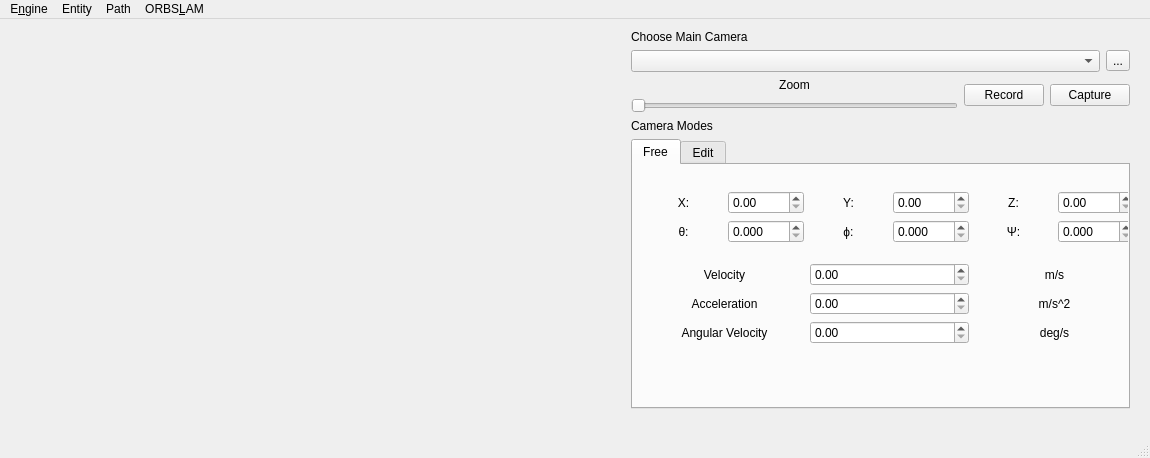
Above: mainwindow.ui from leejaeyong7/QTVOSim before the change. Below: the same form after it.
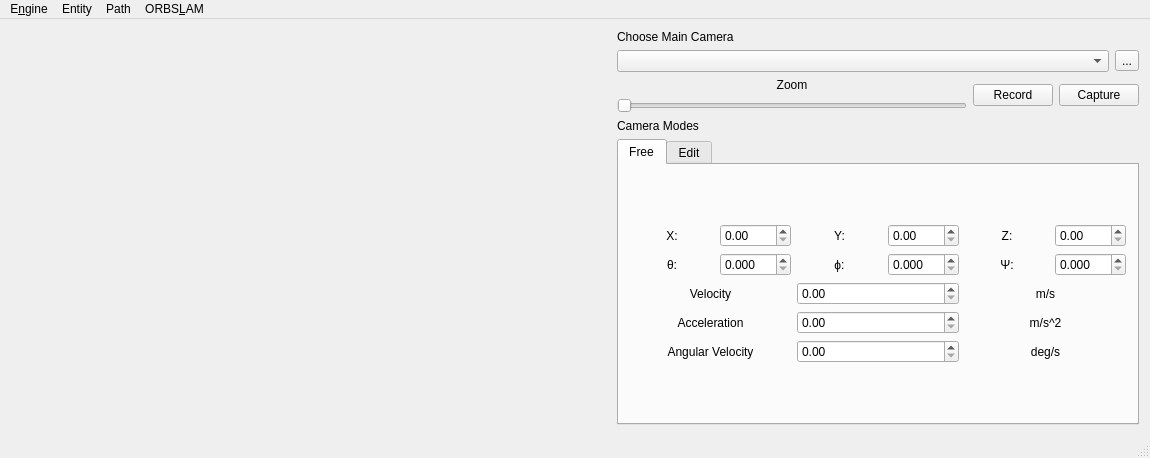
That is the form after the change. The open tabs and pages were chosen to show the change.

```diff
--- a/mainwindow.ui
+++ b/mainwindow.ui
@@ -14,25 +14,8 @@
    <string>MainWindow</string>
   </property>
   <widget class="QWidget" name="centralWidget">
-   <widget class="QWidget" name="irrlichtContainer" native="true">
-    <property name="geometry">
-     <rect>
-      <x>10</x>
-      <y>0</y>
-      <width>600</width>
-      <height>400</height>
-     </rect>
-    </property>
-   </widget>
-   <widget class="QWidget" name="layoutWidget">
-    <property name="geometry">
-     <rect>
-      <x>620</x>
-      <y>0</y>
-      <width>521</width>
-      <height>401</height>
-     </rect>
-    </property>
+   <layout class="QGridLayout" name="gridLayout_4">
+    <item row="0" column="1">
     <layout class="QVBoxLayout" name="verticalLayout_7">
      <item>
       <layout class="QVBoxLayout" name="verticalLayout_3">
@@ -40,6 +23,12 @@
         <layout class="QVBoxLayout" name="mainCameraSelector">
          <item>
           <widget class="QLabel" name="label">
+            <property name="sizePolicy">
+             <sizepolicy hsizetype="Expanding" vsizetype="Preferred">
+              <horstretch>0</horstretch>
+              <verstretch>0</verstretch>
+             </sizepolicy>
+            </property>
            <property name="text">
             <string>Choose Main Camera</string>
            </property>
@@ -48,7 +37,14 @@
          <item>
           <layout class="QHBoxLayout" name="horizontalLayout_2">
            <item>
-            <widget class="QComboBox" name="mainCameraComboBox"/>
+             <widget class="QComboBox" name="mainCameraComboBox">
+              <property name="sizePolicy">
+               <sizepolicy hsizetype="Expanding" vsizetype="Fixed">
+                <horstretch>0</horstretch>
+                <verstretch>0</verstretch>
+               </sizepolicy>
+              </property>
+             </widget>
            </item>
            <item>
             <widget class="QToolButton" name="mainCameraSettingsButton">
@@ -68,7 +64,7 @@
            <item>
             <widget class="QLabel" name="label_2">
              <property name="sizePolicy">
-              <sizepolicy hsizetype="Preferred" vsizetype="Preferred">
+               <sizepolicy hsizetype="Expanding" vsizetype="Preferred">
                <horstretch>0</horstretch>
                <verstretch>0</verstretch>
               </sizepolicy>
@@ -121,6 +117,12 @@
       <layout class="QVBoxLayout" name="verticalLayout_2">
        <item>
         <widget class="QLabel" name="label_3">
+          <property name="sizePolicy">
+           <sizepolicy hsizetype="Expanding" vsizetype="Preferred">
+            <horstretch>0</horstretch>
+            <verstretch>0</verstretch>
+           </sizepolicy>
+          </property>
          <property name="text">
           <string>Camera Modes</string>
          </property>
@@ -135,15 +137,8 @@
           <attribute name="title">
            <string>Free</string>
           </attribute>
-          <widget class="QWidget" name="layoutWidget">
-           <property name="geometry">
-            <rect>
-             <x>1</x>
-             <y>1</y>
-             <width>511</width>
-             <height>204</height>
-            </rect>
-           </property>
+           <layout class="QGridLayout" name="gridLayout_5">
+            <item row="0" column="0">
            <layout class="QVBoxLayout" name="verticalLayout_4">
             <item>
              <layout class="QGridLayout" name="gridLayout_2">
@@ -151,6 +146,12 @@
                <layout class="QHBoxLayout" name="horizontalLayout_3">
                 <item>
                  <widget class="QLabel" name="label_10">
+                    <property name="sizePolicy">
+                     <sizepolicy hsizetype="Expanding" vsizetype="Preferred">
+                      <horstretch>0</horstretch>
+                      <verstretch>0</verstretch>
+                     </sizepolicy>
+                    </property>
                   <property name="text">
                    <string>X:</string>
                   </property>
@@ -172,6 +173,12 @@
                <layout class="QHBoxLayout" name="horizontalLayout_4">
                 <item>
                  <widget class="QLabel" name="label_11">
+                    <property name="sizePolicy">
+                     <sizepolicy hsizetype="Expanding" vsizetype="Preferred">
+                      <horstretch>0</horstretch>
+                      <verstretch>0</verstretch>
+                     </sizepolicy>
+                    </property>
                   <property name="text">
                    <string>Y:</string>
                   </property>
@@ -193,6 +200,12 @@
                <layout class="QHBoxLayout" name="horizontalLayout_5">
                 <item>
                  <widget class="QLabel" name="label_12">
+                    <property name="sizePolicy">
+                     <sizepolicy hsizetype="Expanding" vsizetype="Preferred">
+                      <horstretch>0</horstretch>
+                      <verstretch>0</verstretch>
+                     </sizepolicy>
+                    </property>
                   <property name="text">
                    <string>Z:</string>
                   </property>
@@ -214,6 +227,12 @@
                <layout class="QHBoxLayout" name="horizontalLayout_8">
                 <item>
                  <widget class="QLabel" name="label_13">
+                    <property name="sizePolicy">
+                     <sizepolicy hsizetype="Expanding" vsizetype="Preferred">
+                      <horstretch>0</horstretch>
+                      <verstretch>0</verstretch>
+                     </sizepolicy>
+                    </property>
                   <property name="text">
                    <string>θ:</string>
                   </property>
@@ -238,6 +257,12 @@
                <layout class="QHBoxLayout" name="horizontalLayout_9">
                 <item>
                  <widget class="QLabel" name="label_14">
+                    <property name="sizePolicy">
+                     <sizepolicy hsizetype="Expanding" vsizetype="Preferred">
+                      <horstretch>0</horstretch>
+                      <verstretch>0</verstretch>
+                     </sizepolicy>
+                    </property>
                   <property name="text">
                    <string>ϕ:</string>
                   </property>
@@ -262,6 +287,12 @@
                <layout class="QHBoxLayout" name="horizontalLayout_10">
                 <item>
                  <widget class="QLabel" name="label_15">
+                    <property name="sizePolicy">
+                     <sizepolicy hsizetype="Expanding" vsizetype="Preferred">
+                      <horstretch>0</horstretch>
+                      <verstretch>0</verstretch>
+                     </sizepolicy>
+                    </property>
                   <property name="text">
                    <string>Ψ:</string>
                   </property>
@@ -288,6 +319,12 @@
              <layout class="QGridLayout" name="gridLayout">
               <item row="0" column="0">
                <widget class="QLabel" name="label_4">
+                  <property name="sizePolicy">
+                   <sizepolicy hsizetype="Expanding" vsizetype="Preferred">
+                    <horstretch>0</horstretch>
+                    <verstretch>0</verstretch>
+                   </sizepolicy>
+                  </property>
                 <property name="text">
                  <string>Velocity</string>
                 </property>
@@ -297,10 +334,23 @@
                </widget>
               </item>
               <item row="0" column="1">
-               <widget class="QDoubleSpinBox" name="doubleSpinBox"/>
+                 <widget class="QDoubleSpinBox" name="doubleSpinBox">
+                  <property name="sizePolicy">
+                   <sizepolicy hsizetype="Expanding" vsizetype="Fixed">
+                    <horstretch>0</horstretch>
+                    <verstretch>0</verstretch>
+                   </sizepolicy>
+                  </property>
+                 </widget>
               </item>
               <item row="0" column="2">
                <widget class="QLabel" name="label_5">
+                  <property name="sizePolicy">
+                   <sizepolicy hsizetype="Expanding" vsizetype="Preferred">
+                    <horstretch>0</horstretch>
+                    <verstretch>0</verstretch>
+                   </sizepolicy>
+                  </property>
                 <property name="text">
                  <string>m/s</string>
                 </property>
@@ -311,6 +361,12 @@
               </item>
               <item row="1" column="0">
                <widget class="QLabel" name="label_6">
+                  <property name="sizePolicy">
+                   <sizepolicy hsizetype="Expanding" vsizetype="Preferred">
+                    <horstretch>0</horstretch>
+                    <verstretch>0</verstretch>
+                   </sizepolicy>
+                  </property>
                 <property name="text">
                  <string>Acceleration</string>
                 </property>
@@ -320,10 +376,23 @@
                </widget>
               </item>
               <item row="1" column="1">
-               <widget class="QDoubleSpinBox" name="doubleSpinBox_2"/>
+                 <widget class="QDoubleSpinBox" name="doubleSpinBox_2">
+                  <property name="sizePolicy">
+                   <sizepolicy hsizetype="Expanding" vsizetype="Fixed">
+                    <horstretch>0</horstretch>
+                    <verstretch>0</verstretch>
+                   </sizepolicy>
+                  </property>
+                 </widget>
               </item>
               <item row="1" column="2">
                <widget class="QLabel" name="label_7">
+                  <property name="sizePolicy">
+                   <sizepolicy hsizetype="Expanding" vsizetype="Preferred">
+                    <horstretch>0</horstretch>
+                    <verstretch>0</verstretch>
+                   </sizepolicy>
+                  </property>
                 <property name="text">
                  <string>m/s^2</string>
                 </property>
@@ -334,6 +403,12 @@
               </item>
               <item row="2" column="0">
                <widget class="QLabel" name="label_9">
+                  <property name="sizePolicy">
+                   <sizepolicy hsizetype="Expanding" vsizetype="Preferred">
+                    <horstretch>0</horstretch>
+                    <verstretch>0</verstretch>
+                   </sizepolicy>
+                  </property>
                 <property name="text">
                  <string>Angular Velocity</string>
                 </property>
@@ -343,10 +418,23 @@
                </widget>
               </item>
               <item row="2" column="1">
-               <widget class="QDoubleSpinBox" name="doubleSpinBox_9"/>
+                 <widget class="QDoubleSpinBox" name="doubleSpinBox_9">
+                  <property name="sizePolicy">
+                   <sizepolicy hsizetype="Expanding" vsizetype="Fixed">
+                    <horstretch>0</horstretch>
+                    <verstretch>0</verstretch>
+                   </sizepolicy>
+                  </property>
+                 </widget>
               </item>
               <item row="2" column="2">
                <widget class="QLabel" name="label_8">
+                  <property name="sizePolicy">
+                   <sizepolicy hsizetype="Expanding" vsizetype="Preferred">
+                    <horstretch>0</horstretch>
+                    <verstretch>0</verstretch>
+                   </sizepolicy>
+                  </property>
                 <property name="text">
                  <string>deg/s</string>
                 </property>
@@ -358,7 +446,8 @@
              </layout>
             </item>
            </layout>
-          </widget>
+            </item>
+           </layout>
          </widget>
          <widget class="QWidget" name="editCameraMode">
           <attribute name="title">
@@ -557,7 +646,33 @@
       </layout>
      </item>
     </layout>
-   </widget>
+    </item>
+    <item row="0" column="0">
+     <widget class="QWidget" name="openGLWidgetFrame" native="true">
+      <property name="sizePolicy">
+       <sizepolicy hsizetype="Expanding" vsizetype="Expanding">
+        <horstretch>0</horstretch>
+        <verstretch>0</verstretch>
+       </sizepolicy>
+      </property>
+      <property name="minimumSize">
+       <size>
+        <width>600</width>
+        <height>0</height>
+       </size>
+      </property>
+      <property name="baseSize">
+       <size>
+        <width>0</width>
+        <height>0</height>
+       </size>
+      </property>
+      <property name="autoFillBackground">
+       <bool>false</bool>
+      </property>
+     </widget>
+    </item>
+   </layout>
   </widget>
   <widget class="QMenuBar" name="menuBar">
    <property name="geometry">
```
Left out of the diff: 73 changed lines with no effect on the pictures. Lines whose indentation alone changed are shown as unchanged.
